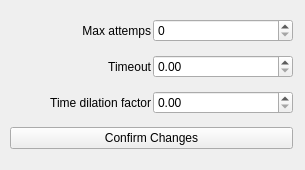
First picture: the form in resource/curobo_rviz_panel.ui, repository Lab-CORO/curobo_rviz, before the edit.
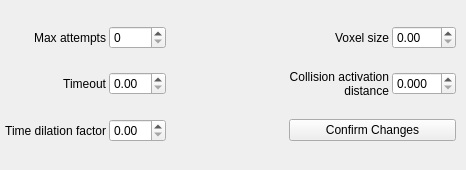
Second picture: the form after the edit.

Commit message: add voxel + collision parameters + cleanup

What changed in the file:
```diff
--- a/resource/curobo_rviz_panel.ui
+++ b/resource/curobo_rviz_panel.ui
@@ -6,7 +6,7 @@
    <rect>
     <x>0</x>
     <y>0</y>
-    <width>305</width>
+    <width>466</width>
     <height>170</height>
    </rect>
   </property>
@@ -16,41 +16,92 @@
   <widget class="QWidget" name="gridLayoutWidget">
    <property name="geometry">
     <rect>
-     <x>10</x>
+     <x>0</x>
      <y>10</y>
-     <width>283</width>
-     <height>150</height>
+     <width>461</width>
+     <height>151</height>
     </rect>
    </property>
    <layout class="QGridLayout" name="gridLayout">
+    <property name="leftMargin">
+     <number>5</number>
+    </property>
+    <property name="topMargin">
+     <number>0</number>
+    </property>
+    <property name="rightMargin">
+     <number>5</number>
+    </property>
+    <property name="bottomMargin">
+     <number>0</number>
+    </property>
     <property name="horizontalSpacing">
-     <number>2</number>
+     <number>3</number>
     </property>
     <property name="verticalSpacing">
-     <number>4</number>
+     <number>5</number>
     </property>
-    <item row="2" column="0">
-     <widget class="QLabel" name="label_3">
-      <property name="layoutDirection">
-       <enum>Qt::LeftToRight</enum>
-      </property>
+    <item row="2" column="3" colspan="2">
+     <widget class="QPushButton" name="confirmPushButton">
       <property name="text">
-       <string>Time dilation factor</string>
-      </property>
-      <property name="alignment">
-       <set>Qt::AlignRight|Qt::AlignTrailing|Qt::AlignVCenter</set>
-      </property>
-      <property name="margin">
-       <number>10</number>
+       <string>Confirm Changes</string>
       </property>
      </widget>
     </item>
-    <item row="0" column="1">
-     <widget class="QSpinBox" name="spinBox_1">
+    <item row="2" column="1">
+     <widget class="QDoubleSpinBox" name="doubleSpinBox_2">
       <property name="maximum">
-       <number>10</number>
+       <double>1.000000000000000</double>
+      </property>
+      <property name="singleStep">
+       <double>0.100000000000000</double>
       </property>
       <property name="value">
+       <double>0.000000000000000</double>
+      </property>
+     </widget>
+    </item>
+    <item row="1" column="4">
+     <widget class="QDoubleSpinBox" name="doubleSpinBox_4">
+      <property name="decimals">
+       <number>3</number>
+      </property>
+      <property name="maximum">
+       <double>50.000000000000000</double>
+      </property>
+      <property name="singleStep">
+       <double>0.025000000000000</double>
+      </property>
+     </widget>
+    </item>
+    <item row="0" column="3">
+     <widget class="QLabel" name="label_4">
+      <property name="text">
+       <string>Voxel size</string>
+      </property>
+      <property name="alignment">
+       <set>Qt::AlignRight|Qt::AlignTrailing|Qt::AlignVCenter</set>
+      </property>
+      <property name="wordWrap">
+       <bool>true</bool>
+      </property>
+      <property name="margin">
+       <number>0</number>
+      </property>
+     </widget>
+    </item>
+    <item row="1" column="0">
+     <widget class="QLabel" name="label_2">
+      <property name="text">
+       <string>Timeout</string>
+      </property>
+      <property name="alignment">
+       <set>Qt::AlignRight|Qt::AlignTrailing|Qt::AlignVCenter</set>
+      </property>
+      <property name="wordWrap">
+       <bool>true</bool>
+      </property>
+      <property name="margin">
        <number>0</number>
       </property>
      </widget>
@@ -61,13 +112,55 @@
        <enum>Qt::LeftToRight</enum>
       </property>
       <property name="text">
-       <string>Max attemps</string>
+       <string>Max attempts</string>
       </property>
       <property name="alignment">
        <set>Qt::AlignRight|Qt::AlignTrailing|Qt::AlignVCenter</set>
       </property>
+      <property name="wordWrap">
+       <bool>true</bool>
+      </property>
       <property name="margin">
+       <number>0</number>
+      </property>
+     </widget>
+    </item>
+    <item row="0" column="1">
+     <widget class="QSpinBox" name="spinBox_1">
+      <property name="maximum">
        <number>10</number>
+      </property>
+      <property name="value">
+       <number>0</number>
+      </property>
+     </widget>
+    </item>
+    <item row="0" column="4">
+     <widget class="QDoubleSpinBox" name="doubleSpinBox_3">
+      <property name="maximum">
+       <double>50.000000000000000</double>
+      </property>
+      <property name="singleStep">
+       <double>0.020000000000000</double>
+      </property>
+     </widget>
+    </item>
+    <item row="1" column="3">
+     <widget class="QLabel" name="label_5">
+      <property name="text">
+       <string>Collision activation distance</string>
+      </property>
+      <property name="scaledContents">
+       <bool>false</bool>
+      </property>
+      <property name="alignment">
+       <set>Qt::AlignRight|Qt::AlignTrailing|Qt::AlignVCenter</set>
+      </property>
+      <property name="wordWrap">
+       <bool>true</bool>
+      </property>
+      <property name="margin">
+       <number>0</number>
       </property>
      </widget>
     </item>
@@ -84,38 +177,37 @@
       </property>
      </widget>
     </item>
-    <item row="1" column="0">
-     <widget class="QLabel" name="label_2">
+    <item row="2" column="0">
+     <widget class="QLabel" name="label_3">
+      <property name="layoutDirection">
+       <enum>Qt::LeftToRight</enum>
+      </property>
       <property name="text">
-       <string>Timeout</string>
+       <string>Time dilation factor</string>
       </property>
       <property name="alignment">
        <set>Qt::AlignRight|Qt::AlignTrailing|Qt::AlignVCenter</set>
       </property>
+      <property name="wordWrap">
+       <bool>true</bool>
+      </property>
       <property name="margin">
-       <number>10</number>
+       <number>0</number>
       </property>
      </widget>
     </item>
-    <item row="2" column="1">
-     <widget class="QDoubleSpinBox" name="doubleSpinBox_2">
-      <property name="maximum">
-       <double>1.000000000000000</double>
+    <item row="0" column="2">
+     <spacer name="horizontalSpacer">
+      <property name="orientation">
+       <enum>Qt::Horizontal</enum>
       </property>
-      <property name="singleStep">
-       <double>0.100000000000000</double>
+      <property name="sizeHint" stdset="0">
+       <size>
+        <width>20</width>
+        <height>20</height>
+       </size>
       </property>
-      <property name="value">
-       <double>0.000000000000000</double>
-      </property>
-     </widget>
-    </item>
-    <item row="3" column="0" colspan="2">
-     <widget class="QPushButton" name="confirmPushButton">
-      <property name="text">
-       <string>Confirm Changes</string>
-      </property>
-     </widget>
+     </spacer>
     </item>
    </layout>
   </widget>
```
The commit also changes 2 other files.
